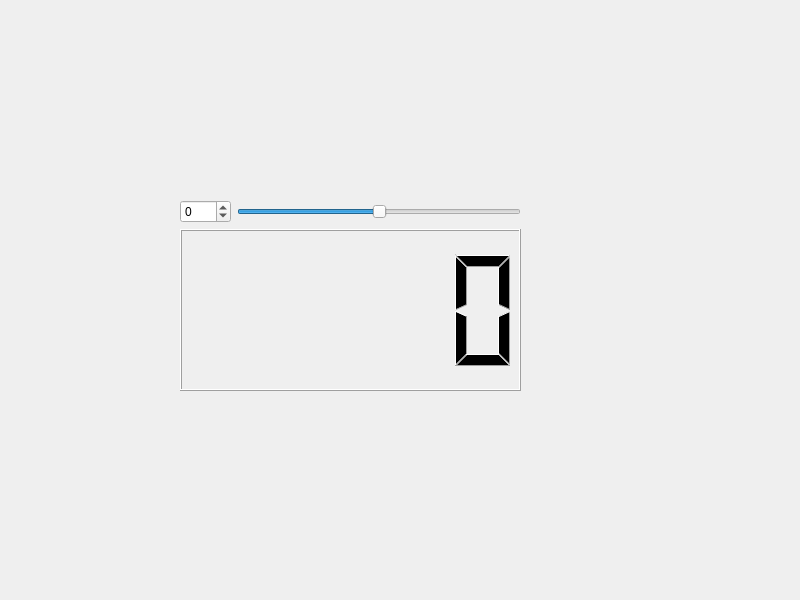
Qt form widget.ui (Luke-51015119/Spinbox) before a commit.
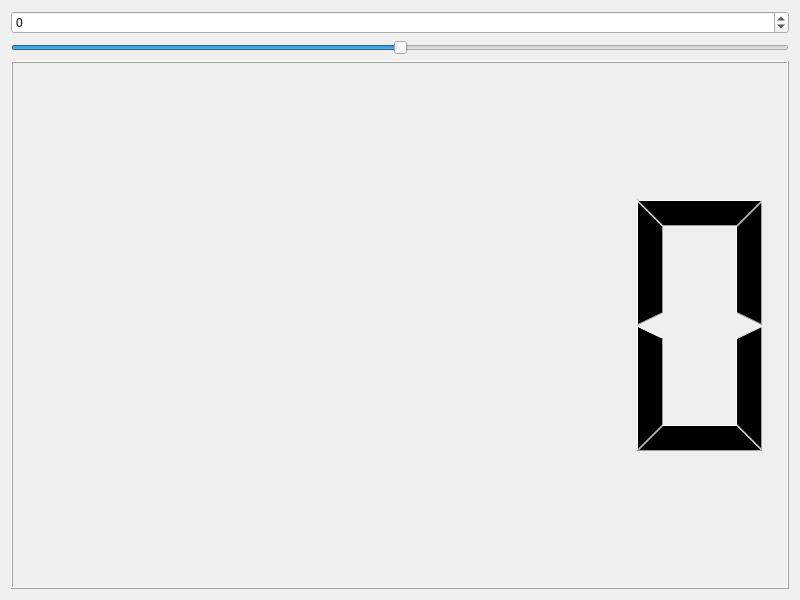
The same form after that commit.

The edit to the form file:
```diff
--- a/widget.ui
+++ b/widget.ui
@@ -13,19 +13,8 @@
   <property name="windowTitle">
    <string>Widget</string>
   </property>
-  <widget class="QWidget" name="">
-   <property name="geometry">
-    <rect>
-     <x>180</x>
-     <y>200</y>
-     <width>341</width>
-     <height>191</height>
-    </rect>
-   </property>
    <layout class="QVBoxLayout" name="verticalLayout_2">
     <item>
-     <layout class="QHBoxLayout" name="horizontalLayout_2">
-      <item>
        <widget class="QSpinBox" name="spinBox">
         <property name="minimum">
          <number>-100</number>
@@ -48,17 +37,10 @@
         </property>
        </widget>
       </item>
-     </layout>
-    </item>
-    <item>
-     <layout class="QVBoxLayout" name="verticalLayout">
       <item>
        <widget class="QLCDNumber" name="lcdNumber"/>
       </item>
      </layout>
-    </item>
-   </layout>
-  </widget>
  </widget>
  <resources/>
  <connections>
```
Left out of the diff: 24 changed lines with no effect on the pictures. Lines whose indentation alone changed are shown as unchanged.
